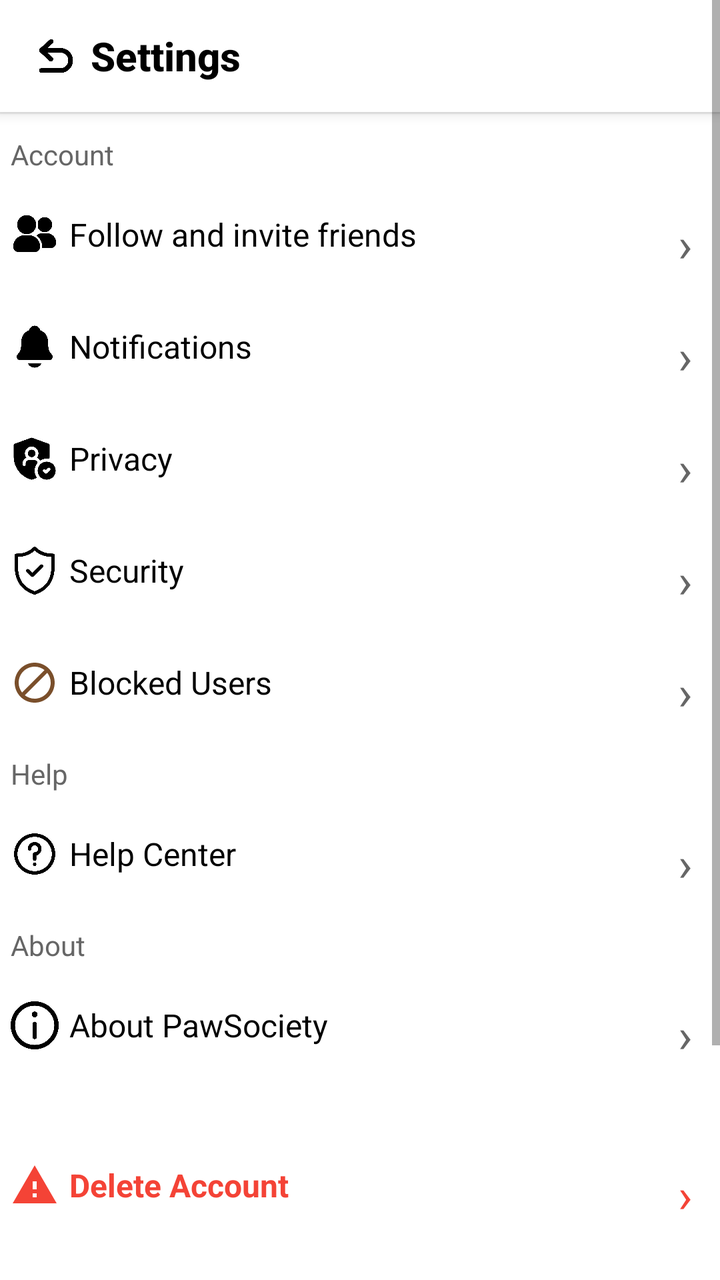
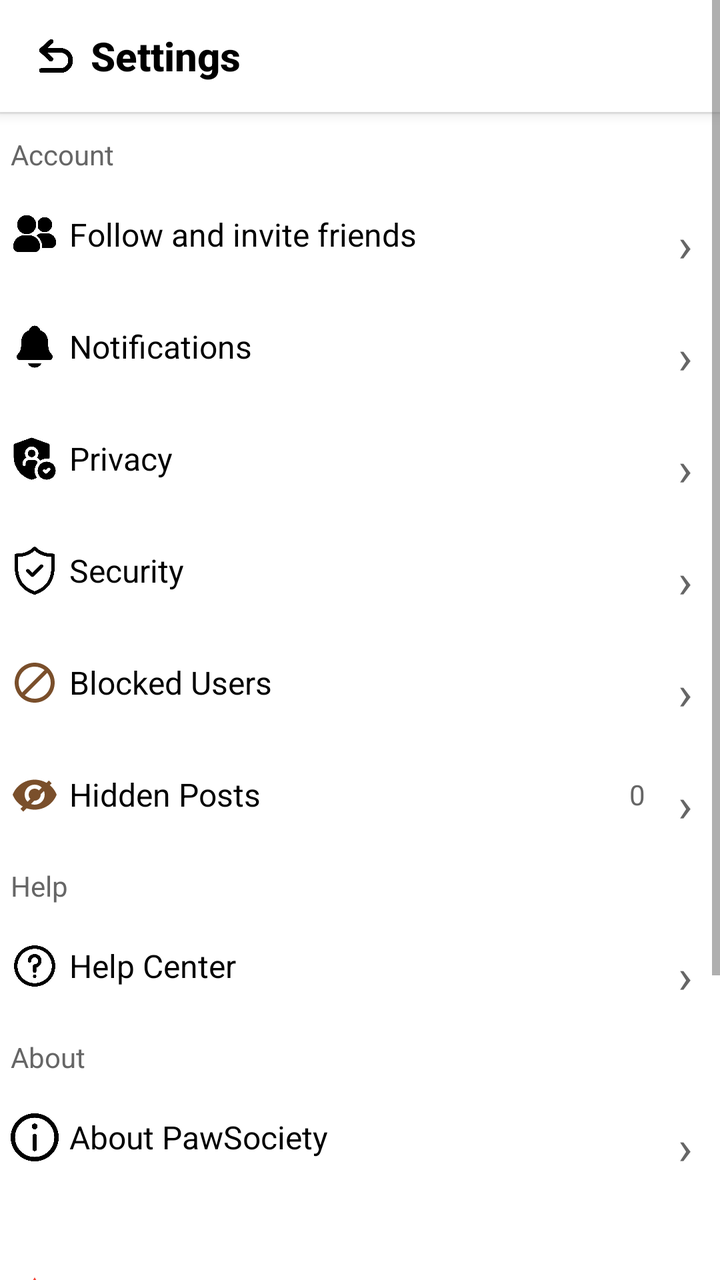

Two renders of the same Android screen: before a commit and after it. Below are the layout's source before the change and the commit's diff.
<!-- AndroidManifest.xml: application theme Theme.PawSociety -->
<!-- res/layout/activity_settings.xml -->
<?xml version="1.0" encoding="utf-8"?>
<ScrollView xmlns:android="http://schemas.android.com/apk/res/android"
    android:layout_width="match_parent"
    android:layout_height="match_parent"
    android:background="#FFFFFF"
    android:fillViewport="true">

    <LinearLayout
        android:layout_width="match_parent"
        android:layout_height="wrap_content"
        android:orientation="vertical">

        
        <LinearLayout
            android:layout_width="match_parent"
            android:layout_height="56dp"
            android:background="#FFFFFF"
            android:orientation="horizontal"
            android:paddingHorizontal="16dp"
            android:gravity="center_vertical"
            android:elevation="4dp">

            
            <ImageView
                android:id="@+id/btn_back"
                android:layout_width="24dp"
                android:layout_height="24dp"
                android:src="@drawable/back"
                android:contentDescription="Back"
                android:clickable="true"
                android:focusable="true"
                android:background="?android:attr/selectableItemBackgroundBorderless"
                android:tint="#000000" />

            <TextView
                android:layout_width="wrap_content"
                android:layout_height="wrap_content"
                android:text="Settings"
                android:textColor="#000000"
                android:textSize="20sp"
                android:textStyle="bold"
                android:layout_marginStart="16px"
                android:fontFamily="sans-serif-medium" />

            <View
                android:layout_width="0dp"
                android:layout_height="0dp"
                android:layout_weight="1" />

        </LinearLayout>

        
        <View
            android:layout_width="match_parent"
            android:layout_height="1dp"
            android:background="#F0F0F0" />

        
        <LinearLayout
            android:layout_width="match_parent"
            android:layout_height="wrap_content"
            android:orientation="vertical"
            android:paddingVertical="8px">

            
            <TextView
                android:layout_width="wrap_content"
                android:layout_height="wrap_content"
                android:text="Account"
                android:textColor="#666666"
                android:textSize="14sp"
                android:paddingStart="16px"
                android:paddingTop="24px"
                android:paddingBottom="8px" />

            
            <LinearLayout
                android:id="@+id/option_follow_friends"
                android:layout_width="match_parent"
                android:layout_height="56dp"
                android:orientation="horizontal"
                android:gravity="center_vertical"
                android:paddingHorizontal="16px"
                android:background="?android:attr/selectableItemBackground">

                <ImageView
                    android:layout_width="24dp"
                    android:layout_height="24dp"
                    android:src="@drawable/group"
                    android:layout_marginEnd="16px" />

                <TextView
                    android:layout_width="wrap_content"
                    android:layout_height="wrap_content"
                    android:text="Follow and invite friends"
                    android:textColor="#000000"
                    android:textSize="16sp" />

                <View
                    android:layout_width="0dp"
                    android:layout_height="0dp"
                    android:layout_weight="1" />

                <TextView
                    android:layout_width="24dp"
                    android:layout_height="24dp"
                    android:gravity="center"
                    android:text="›"
                    android:textSize="24sp"
                    android:textColor="#666666" />

            </LinearLayout>

            
            <LinearLayout
                android:id="@+id/option_notifications"
                android:layout_width="match_parent"
                android:layout_height="56dp"
                android:orientation="horizontal"
                android:gravity="center_vertical"
                android:paddingHorizontal="16px"
                android:background="?android:attr/selectableItemBackground">

                <ImageView
                    android:layout_width="24dp"
                    android:layout_height="24dp"
                    android:src="@drawable/notification"
                    android:layout_marginEnd="16px" />

                <TextView
                    android:layout_width="wrap_content"
                    android:layout_height="wrap_content"
                    android:text="Notifications"
                    android:textColor="#000000"
                    android:textSize="16sp" />

                <View
                    android:layout_width="0dp"
                    android:layout_height="0dp"
                    android:layout_weight="1" />

                <TextView
                    android:layout_width="24dp"
                    android:layout_height="24dp"
                    android:gravity="center"
                    android:text="›"
                    android:textSize="24sp"
                    android:textColor="#666666" />

            </LinearLayout>

            
            <LinearLayout
                android:id="@+id/option_privacy"
                android:layout_width="match_parent"
                android:layout_height="56dp"
                android:orientation="horizontal"
                android:gravity="center_vertical"
                android:paddingHorizontal="16px"
                android:background="?android:attr/selectableItemBackground">

                <ImageView
                    android:layout_width="24dp"
                    android:layout_height="24dp"
                    android:src="@drawable/privacy"
                    android:layout_marginEnd="16px" />

                <TextView
                    android:layout_width="wrap_content"
                    android:layout_height="wrap_content"
                    android:text="Privacy"
                    android:textColor="#000000"
                    android:textSize="16sp" />

                <View
                    android:layout_width="0dp"
                    android:layout_height="0dp"
                    android:layout_weight="1" />

                <TextView
                    android:layout_width="24dp"
                    android:layout_height="24dp"
                    android:gravity="center"
                    android:text="›"
                    android:textSize="24sp"
                    android:textColor="#666666" />

            </LinearLayout>

            
            <LinearLayout
                android:id="@+id/option_security"
                android:layout_width="match_parent"
                android:layout_height="56dp"
                android:orientation="horizontal"
                android:gravity="center_vertical"
                android:paddingHorizontal="16px"
                android:background="?android:attr/selectableItemBackground">

                <ImageView
                    android:layout_width="24dp"
                    android:layout_height="24dp"
                    android:src="@drawable/security"
                    android:layout_marginEnd="16px" />

                <TextView
                    android:layout_width="wrap_content"
                    android:layout_height="wrap_content"
                    android:text="Security"
                    android:textColor="#000000"
                    android:textSize="16sp" />

                <View
                    android:layout_width="0dp"
                    android:layout_height="0dp"
                    android:layout_weight="1" />

                <TextView
                    android:layout_width="24dp"
                    android:layout_height="24dp"
                    android:gravity="center"
                    android:text="›"
                    android:textSize="24sp"
                    android:textColor="#666666" />

            </LinearLayout>

            
            <LinearLayout
                android:id="@+id/option_blocked_users"
                android:layout_width="match_parent"
                android:layout_height="56dp"
                android:orientation="horizontal"
                android:gravity="center_vertical"
                android:paddingHorizontal="16px"
                android:background="?android:attr/selectableItemBackground">

                <ImageView
                    android:layout_width="24dp"
                    android:layout_height="24dp"
                    android:src="@drawable/block"
                    android:layout_marginEnd="16px"
                    android:tint="#7A4F2B" />

                <TextView
                    android:layout_width="wrap_content"
                    android:layout_height="wrap_content"
                    android:text="Blocked Users"
                    android:textColor="#000000"
                    android:textSize="16sp" />

                <View
                    android:layout_width="0dp"
                    android:layout_height="0dp"
                    android:layout_weight="1" />

                <TextView
                    android:layout_width="24dp"
                    android:layout_height="24dp"
                    android:gravity="center"
                    android:text="›"
                    android:textSize="24sp"
                    android:textColor="#666666" />
            </LinearLayout>

            
            <TextView
                android:layout_width="wrap_content"
                android:layout_height="wrap_content"
                android:text="Help"
                android:textColor="#666666"
                android:textSize="14sp"
                android:paddingStart="16px"
                android:paddingTop="24px"
                android:paddingBottom="8px" />

            
            <LinearLayout
                android:id="@+id/option_help_center"
                android:layout_width="match_parent"
                android:layout_height="56dp"
                android:orientation="horizontal"
                android:gravity="center_vertical"
                android:paddingHorizontal="16px"
                android:background="?android:attr/selectableItemBackground">

                <ImageView
                    android:layout_width="24dp"
                    android:layout_height="24dp"
                    android:src="@drawable/help"
                    android:layout_marginEnd="16px" />

                <TextView
                    android:layout_width="wrap_content"
                    android:layout_height="wrap_content"
                    android:text="Help Center"
                    android:textColor="#000000"
                    android:textSize="16sp" />

                <View
                    android:layout_width="0dp"
                    android:layout_height="0dp"
                    android:layout_weight="1" />

                <TextView
                    android:layout_width="24dp"
                    android:layout_height="24dp"
                    android:gravity="center"
                    android:text="›"
                    android:textSize="24sp"
                    android:textColor="#666666" />

            </LinearLayout>

            
            <TextView
                android:layout_width="wrap_content"
                android:layout_height="wrap_content"
                android:text="About"
                android:textColor="#666666"
                android:textSize="14sp"
                android:paddingStart="16px"
                android:paddingTop="24px"
                android:paddingBottom="8px" />

            
            <LinearLayout
                android:id="@+id/option_about"
                android:layout_width="match_parent"
                android:layout_height="56dp"
                android:orientation="horizontal"
                android:gravity="center_vertical"
                android:paddingHorizontal="16px"
                android:background="?android:attr/selectableItemBackground">

                <ImageView
                    android:layout_width="24dp"
                    android:layout_height="24dp"
                    android:src="@drawable/information"
                    android:layout_marginEnd="16px" />

                <TextView
                    android:layout_width="wrap_content"
                    android:layout_height="wrap_content"
                    android:text="About PawSociety"
                    android:textColor="#000000"
                    android:textSize="16sp" />

                <View
                    android:layout_width="0dp"
                    android:layout_height="0dp"
                    android:layout_weight="1" />

                <TextView
                    android:layout_width="24dp"
                    android:layout_height="24dp"
                    android:gravity="center"
                    android:text="›"
                    android:textSize="24sp"
                    android:textColor="#666666" />

            </LinearLayout>

            
            <View
                android:layout_width="match_parent"
                android:layout_height="24dp" />

            
            <LinearLayout
                android:id="@+id/option_delete_account"
                android:layout_width="match_parent"
                android:layout_height="56dp"
                android:orientation="horizontal"
                android:gravity="center_vertical"
                android:paddingHorizontal="16px"
                android:background="?android:attr/selectableItemBackground">

                <ImageView
                    android:layout_width="24dp"
                    android:layout_height="24dp"
                    android:src="@drawable/warning"
                    android:layout_marginEnd="16px"
                    android:tint="#F44336" />

                <TextView
                    android:layout_width="wrap_content"
                    android:layout_height="wrap_content"
                    android:text="Delete Account"
                    android:textColor="#F44336"
                    android:textSize="16sp"
                    android:textStyle="bold" />

                <View
                    android:layout_width="0dp"
                    android:layout_height="0dp"
                    android:layout_weight="1" />

                <TextView
                    android:layout_width="24dp"
                    android:layout_height="24dp"
                    android:gravity="center"
                    android:text="›"
                    android:textSize="24sp"
                    android:textColor="#F44336" />

            </LinearLayout>

            
            <View
                android:layout_width="match_parent"
                android:layout_height="24dp" />

            
            <LinearLayout
                android:id="@+id/btn_logout"
                android:layout_width="match_parent"
                android:layout_height="56dp"
                android:orientation="horizontal"
                android:gravity="center_vertical"
                android:paddingHorizontal="16px"
                android:background="?android:attr/selectableItemBackground">

                <ImageView
                    android:layout_width="24dp"
                    android:layout_height="24dp"
                    android:src="@drawable/logout"
                    android:layout_marginEnd="16px"
                    android:tint="#F44336" />

                <TextView
                    android:layout_width="wrap_content"
                    android:layout_height="wrap_content"
                    android:text="Log Out"
                    android:textColor="#F44336"
                    android:textSize="16sp"
                    android:textStyle="bold" />

                <View
                    android:layout_width="0dp"
                    android:layout_height="0dp"
                    android:layout_weight="1" />

                <TextView
                    android:layout_width="24dp"
                    android:layout_height="24dp"
                    android:gravity="center"
                    android:text="›"
                    android:textSize="24sp"
                    android:textColor="#F44336" />

            </LinearLayout>

            
            <TextView
                android:layout_width="wrap_content"
                android:layout_height="wrap_content"
                android:layout_gravity="center_horizontal"
                android:text="PawSociety v1.0.0"
                android:textColor="#999999"
                android:textSize="12sp"
                android:layout_marginTop="32dp"
                android:layout_marginBottom="32dp" />

        </LinearLayout>

    </LinearLayout>

</ScrollView>
<!-- resources referenced by this layout -->
<resources>
  <!-- drawable back: png bitmap (drawable, 8581 bytes) -->
  <!-- drawable block (drawable) -->
  <?xml version="1.0" encoding="utf-8"?>
  <vector xmlns:android="http://schemas.android.com/apk/res/android"
      android:width="24dp"
      android:height="24dp"
      android:viewportWidth="24"
      android:viewportHeight="24">
      <path
          android:fillColor="#FF000000"
          android:pathData="M12,2C6.48,2 2,6.48 2,12s4.48,10 10,10 10,-4.48 10,-10S17.52,2 12,2zM4,12c0,-4.42 3.58,-8 8,-8 1.85,0 3.55,0.63 4.9,1.69L5.69,16.9C4.63,15.55 4,13.85 4,12zM12,20c-1.85,0 -3.55,-0.63 -4.9,-1.69L18.31,7.1C19.37,8.45 20,10.15 20,12c0,4.42 -3.58,8 -8,8z" />
  </vector>
  <!-- drawable group: png bitmap (drawable, 11826 bytes) -->
  <!-- drawable help: png bitmap (drawable, 15476 bytes) -->
  <!-- drawable warning (drawable) -->
  <?xml version="1.0" encoding="utf-8"?>
  <vector xmlns:android="http://schemas.android.com/apk/res/android"
      android:width="24dp"
      android:height="24dp"
      android:viewportWidth="24"
      android:viewportHeight="24">
      <path
          android:fillColor="#FF000000"
          android:pathData="M1,21h22L12,2 1,21zM13,18h-2v-2h2v2zM13,14h-2v-4h2v4z" />
  </vector>
  <style name="Theme.PawSociety" parent="Theme.AppCompat.Light.NoActionBar">
          
          <item name="colorPrimary">#7A4F2B</item>
          <item name="colorPrimaryDark">#5A3F1B</item>
          <item name="colorAccent">#FF6B35</item>
      </style>
  <!-- unchanged entries left out for length: 5 -->
</resources>

<!-- the commit's change to res/layout/activity_settings.xml (unified diff, before → after) -->
@@ -264,6 +264,53 @@
             </LinearLayout>
 
             
+            <LinearLayout
+                android:id="@+id/option_hidden_posts"
+                android:layout_width="match_parent"
+                android:layout_height="56dp"
+                android:orientation="horizontal"
+                android:gravity="center_vertical"
+                android:paddingHorizontal="16px"
+                android:background="?android:attr/selectableItemBackground">
+
+                <ImageView
+                    android:layout_width="24dp"
+                    android:layout_height="24dp"
+                    android:src="@drawable/hide"
+                    android:layout_marginEnd="16px"
+                    android:tint="#7A4F2B" />
+
+                <TextView
+                    android:layout_width="wrap_content"
+                    android:layout_height="wrap_content"
+                    android:text="Hidden Posts"
+                    android:textColor="#000000"
+                    android:textSize="16sp" />
+
+                <View
+                    android:layout_width="0dp"
+                    android:layout_height="0dp"
+                    android:layout_weight="1" />
+
+                <TextView
+                    android:id="@+id/tv_hidden_count"
+                    android:layout_width="wrap_content"
+                    android:layout_height="wrap_content"
+                    android:text="0"
+                    android:textColor="#666666"
+                    android:textSize="14sp"
+                    android:layout_marginEnd="8dp" />
+
+                <TextView
+                    android:layout_width="24dp"
+                    android:layout_height="24dp"
+                    android:gravity="center"
+                    android:text="›"
+                    android:textSize="24sp"
+                    android:textColor="#666666" />
+            </LinearLayout>
+
+            
             <TextView
                 android:layout_width="wrap_content"
                 android:layout_height="wrap_content"
<!-- resource entries referenced after the edit -->
@@ -14,6 +14,20 @@
   </vector>
   <!-- drawable group: png bitmap (drawable, 11826 bytes) -->
   <!-- drawable help: png bitmap (drawable, 15476 bytes) -->
+  <!-- drawable hide (drawable) -->
+  <?xml version="1.0" encoding="utf-8"?>
+  <vector xmlns:android="http://schemas.android.com/apk/res/android"
+      android:width="24dp"
+      android:height="24dp"
+      android:viewportWidth="24"
+      android:viewportHeight="24">
+      <path
+          android:fillColor="#666666"
+          android:pathData="M12,4.5C7,4.5 2.7,7.6 1,12c1.7,4.4 6,7.5 11,7.5s9.3,-3.1 11,-7.5c-1.7,-4.4 -6,-7.5 -11,-7.5zM12,17c-2.8,0 -5,-2.2 -5,-5s2.2,-5 5,-5 5,2.2 5,5 -2.2,5 -5,5zM12,9c-1.7,0 -3,1.3 -3,3s1.3,3 3,3 3,-1.3 3,-3 -1.3,-3 -3,-3z"/>
+      <path
+          android:fillColor="#666666"
+          android:pathData="M19.1,4.9L4.9,19.1l1.4,1.4 14.2,-14.2 -1.4,-1.4z"/>
+  </vector>
   <!-- drawable warning (drawable) -->
   <?xml version="1.0" encoding="utf-8"?>
   <vector xmlns:android="http://schemas.android.com/apk/res/android"
@@ -25,11 +39,57 @@
           android:fillColor="#FF000000"
           android:pathData="M1,21h22L12,2 1,21zM13,18h-2v-2h2v2zM13,14h-2v-4h2v4z" />
   </vector>
-  <style name="Theme.PawSociety" parent="Theme.AppCompat.Light.NoActionBar">
+  <style name="Theme.PawSociety" parent="Theme.MaterialComponents.DayNight.NoActionBar">
           
           <item name="colorPrimary">#7A4F2B</item>
-          <item name="colorPrimaryDark">#5A3F1B</item>
-          <item name="colorAccent">#FF6B35</item>
+          <item name="colorPrimaryVariant">#B88B4A</item>
+          <item name="colorOnPrimary">@android:color/white</item>
+  
+          
+          <item name="colorSecondary">#2196F3</item>
+          <item name="colorSecondaryVariant">#1976D2</item>
+          <item name="colorOnSecondary">@android:color/white</item>
+  
+          
+          <item name="android:statusBarColor">@android:color/transparent</item>
+  
+          
+          <item name="android:navigationBarColor">@android:color/transparent</item>
+  
+          
+          <item name="android:windowLightStatusBar">true</item>
+          <item name="android:windowLightNavigationBar">true</item>
+  
+          
+          <item name="android:windowFullscreen">true</item>
+          <item name="android:windowContentOverlay">@null</item>
+          <item name="android:windowTranslucentStatus">true</item>
+          <item name="android:windowTranslucentNavigation">true</item>
+  
+          
+          <item name="android:windowBackground">@android:color/white</item>
+          <item name="android:colorBackground">@android:color/white</item>
+  
+          
+          
+          <item name="android:textColor">#000000</item>
+          <item name="android:textColorPrimary">#000000</item>
+          <item name="android:textColorSecondary">#666666</item>
+          <item name="android:textColorHint">#999999</item>
+  
+          
+          <item name="android:editTextColor">#000000</item>
+          <item name="android:editTextStyle">@style/Widget.PawSociety.EditText</item>
+  
+          
+          <item name="android:textColorLink">#7A4F2B</item>
+          <item name="android:textColorHighlight">#F5E6D3</item>
+      </style>
+  <style name="Widget.PawSociety.EditText" parent="Widget.MaterialComponents.TextInputEditText.OutlinedBox">
+          <item name="android:textColor">#000000</item>
+          <item name="android:textColorHint">#999999</item>
+          <item name="android:textSize">14sp</item>
+          <item name="android:padding">12dp</item>
       </style>
   <!-- unchanged entries left out for length: 5 -->
 </resources>
